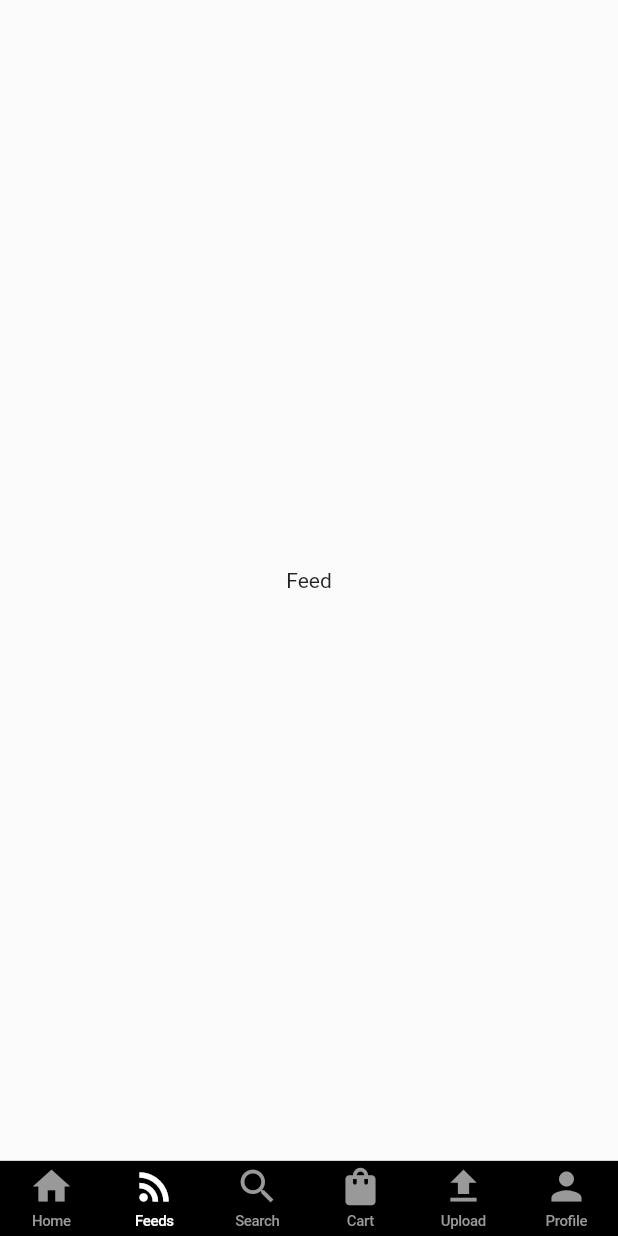
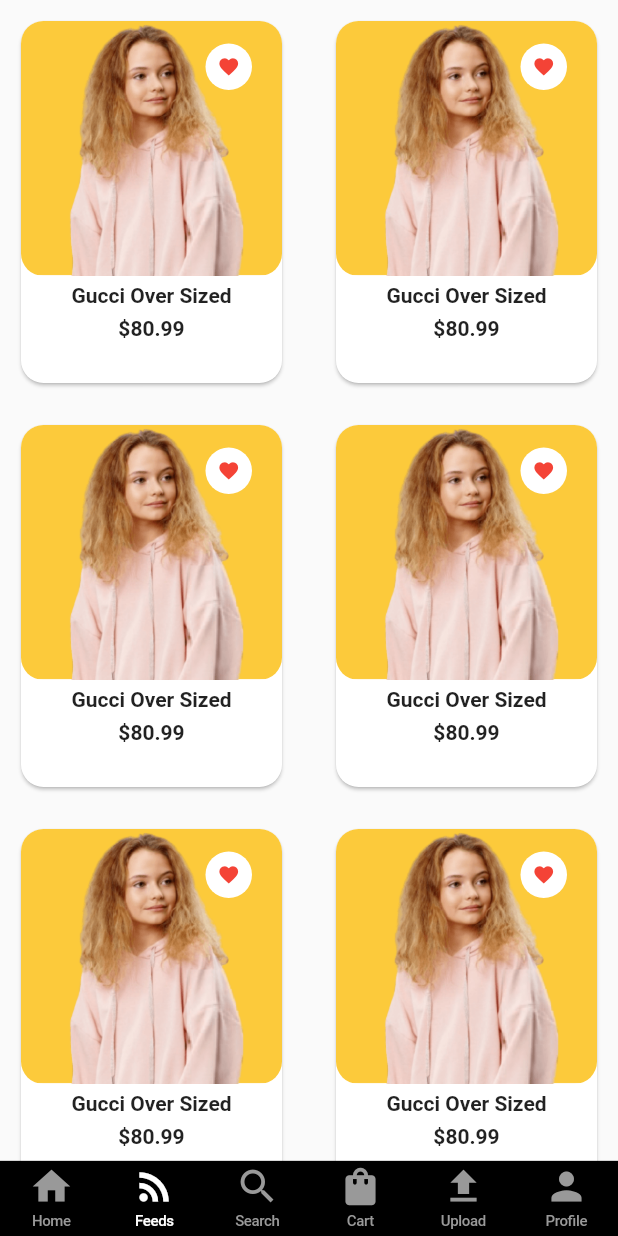
Before and after one commit to mehedi4958/ecommerce01, a Flutter app: the screen it shows after launch, item 2 of the bottom bar chosen, on a phone screen of 412 x 824 dp. Run offline on Flutter 3.47's test engine with Material 2 defaults, Android fonts, the phone set to English and light mode, and no system bars; our stand-ins replace cloud_firestore, firebase_auth, firebase_core, firebase_storage, image_picker; accounts and stored records are empty.

Commit message:
feed screen created

```diff
--- a/lib/views/screens/feeds_screen.dart
+++ b/lib/views/screens/feeds_screen.dart
@@ -1,3 +1,4 @@
+import 'package:e_commerce_01/views/widgets/feeds_products.dart';
 import 'package:flutter/material.dart';
 
 class FeedsScreen extends StatelessWidget {
@@ -5,9 +6,15 @@ class FeedsScreen extends StatelessWidget {
 
   @override
   Widget build(BuildContext context) {
-    return const Scaffold(
-      body: Center(
-        child: Text('Feed'),
+    return Scaffold(
+      body: GridView.count(
+        crossAxisCount: 2,
+        crossAxisSpacing: 8,
+        childAspectRatio: 240 / 320,
+        children: List.generate(
+          50,
+          (index) => const FeedsProducts(),
+        ),
       ),
     );
   }
--- /dev/null
+++ b/lib/views/widgets/feeds_products.dart
@@ -0,0 +1,74 @@
+import 'package:flutter/material.dart';
+
+class FeedsProducts extends StatefulWidget {
+  const FeedsProducts({Key? key}) : super(key: key);
+
+  @override
+  State<FeedsProducts> createState() => _FeedsProductsState();
+}
+
+class _FeedsProductsState extends State<FeedsProducts> {
+  @override
+  Widget build(BuildContext context) {
+    return Container(
+      margin: const EdgeInsets.all(10),
+      child: Card(
+        shape: RoundedRectangleBorder(
+          borderRadius: BorderRadius.circular(15),
+        ),
+        child: Column(
+          crossAxisAlignment: CrossAxisAlignment.center,
+          children: [
+            Stack(
+              children: [
+                Container(
+                  height: 170,
+                  width: 200,
+                  decoration: BoxDecoration(
+                    borderRadius: BorderRadius.circular(15),
+                    image: const DecorationImage(
+                      image: AssetImage(
+                        'assets/images/arrival1.png',
+                      ),
+                      fit: BoxFit.cover,
+                    ),
+                  ),
+                ),
+                Positioned(
+                  right: 20,
+                  top: 15,
+                  child: Container(
+                    padding: const EdgeInsets.all(8),
+                    decoration: const BoxDecoration(
+                      color: Colors.white,
+                      shape: BoxShape.circle,
+                    ),
+                    child: const Icon(
+                      Icons.favorite,
+                      color: Colors.red,
+                      size: 15,
+                    ),
+                  ),
+                ),
+              ],
+            ),
+            const Text(
+              'Gucci Over Sized',
+              style: TextStyle(
+                fontWeight: FontWeight.bold,
+                height: 1.6,
+              ),
+            ),
+            const Text(
+              '\$80.99',
+              style: TextStyle(
+                fontWeight: FontWeight.bold,
+                height: 1.6,
+              ),
+            ),
+          ],
+        ),
+      ),
+    );
+  }
+}
```
